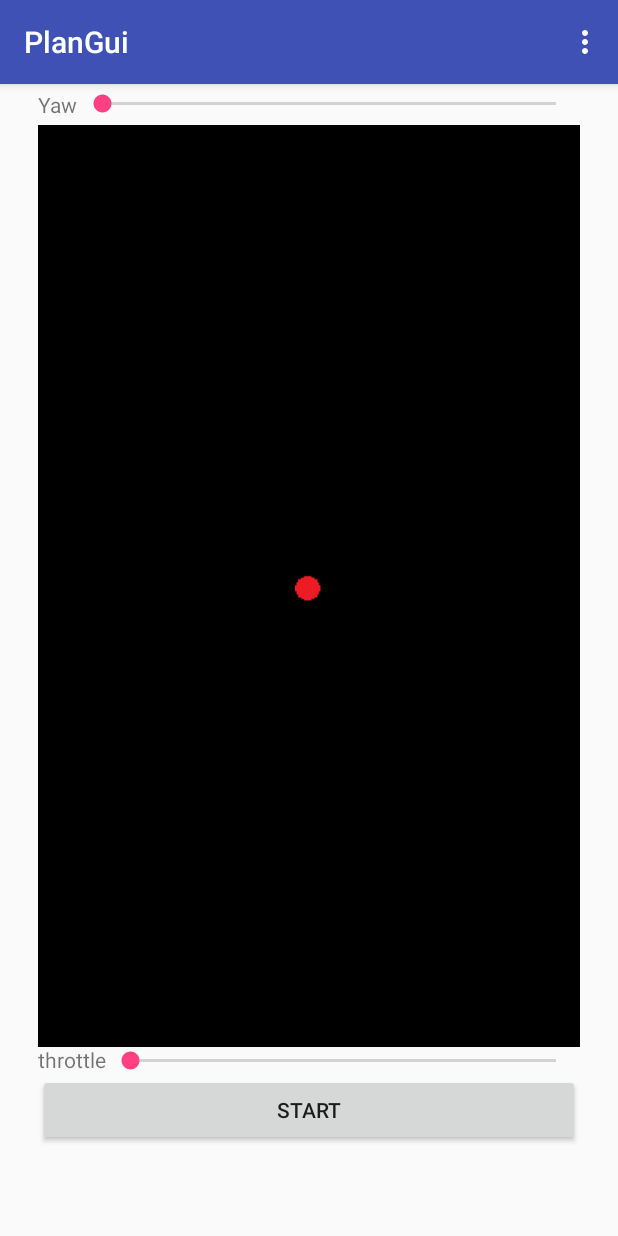
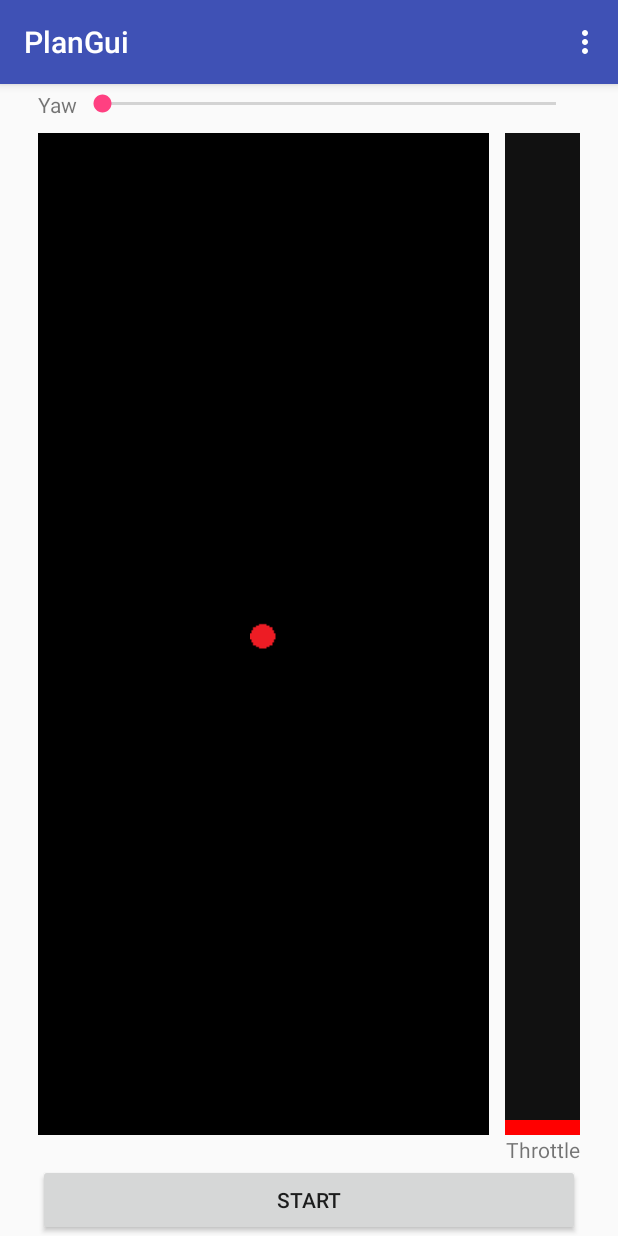
Before and after one commit to raiaan/PlaneGUI, an Android app: the screen it shows after launch (MainActivity), on a phone screen of 412 x 824 dp. Run offline under Robolectric (Android 15) with nearby library versions, the phone set to English and light mode, and no system bars; libraries missing offline, so code that uses them is left out: com.felhr.usbserial.

Commit message:
vertical throttle

```diff
--- a/app/src/main/java/com/example/ryaan/plangui/MainActivity.java
+++ b/app/src/main/java/com/example/ryaan/plangui/MainActivity.java
@@ -30,10 +30,11 @@ public class MainActivity extends AppCompatActivity {
     UsbDevice device;
     UsbDeviceConnection connection;
     Button start;
-    SeekBar Sthrottle, Syaw;
-    RelativeLayout relativeLayout;
-    Boolean touched;
+    SeekBar Syaw;
+    RelativeLayout relativeLayout,throttleContainer;
     ImageView img;
+    double val;
+    View th;
     int x;
     int y;
     @Override
@@ -51,7 +52,26 @@ public class MainActivity extends AppCompatActivity {
         setContentView(R.layout.activity_main);
         Toolbar toolbar = (Toolbar) findViewById(R.id.toolbar);
         setSupportActionBar(toolbar);
+        th=(View)findViewById(R.id.throttleContent);
         img=(ImageView)findViewById(R.id.point);
+        throttleContainer=(RelativeLayout)findViewById(R.id.throttleContainer);
+
+
+        throttleContainer.setOnTouchListener(new View.OnTouchListener() {
+            @Override
+            public boolean onTouch(View v, MotionEvent event) {
+                if (event.getAction()==MotionEvent.ACTION_MOVE){
+                    if(event.getY()<=throttleContainer.getBottom()&&event.getY()>=throttleContainer.getTop())
+                    {
+                        th.setTop((int)event.getY());
+                        val=2000-Math.floor(1000*(event.getY()/throttleContainer.getBottom()));
+                        Log.v("test",""+val);
+                    }
+
+                }
+                return true;
+            }
+        });
         relativeLayout=(RelativeLayout)findViewById(R.id.rollAndPitch);
         relativeLayout.setOnTouchListener(new View.OnTouchListener() {
             @Override
@@ -75,25 +95,6 @@ public class MainActivity extends AppCompatActivity {
                     }
 
                 return true;
-            }
-        });
-        Sthrottle=(SeekBar)findViewById(R.id.throttle);
-        Sthrottle.setOnSeekBarChangeListener(new SeekBar.OnSeekBarChangeListener() {
-            @Override
-            public void onProgressChanged(SeekBar seekBar, int progress, boolean fromUser) {
-                throttle=1000+progress;
-                Log.v("th",""+throttle);
-                serial();
-            }
-
-            @Override
-            public void onStartTrackingTouch(SeekBar seekBar) {
-
-            }
-
-            @Override
-            public void onStopTrackingTouch(SeekBar seekBar) {
-
             }
         });
 
--- a/app/src/main/res/layout/content_main.xml
+++ b/app/src/main/res/layout/content_main.xml
@@ -4,19 +4,28 @@
     android:id="@+id/content_main"
     android:layout_width="match_parent"
     android:layout_height="match_parent"
-    android:paddingBottom="@dimen/activity_vertical_margin"
     android:paddingLeft="@dimen/activity_horizontal_margin"
     android:paddingRight="@dimen/activity_horizontal_margin"
     android:paddingTop="@dimen/activity_vertical_margin"
     tools:showIn="@layout/activity_main">
+    <TableLayout
+        android:layout_width="match_parent"
+        android:layout_height="match_parent"
+        android:layout_below="@+id/yaw"
+        android:layout_marginTop="5dp"
+        android:id="@+id/total"
+        android:layout_above="@+id/throttleText">
+        <TableRow
+            android:layout_height="match_parent"
+            android:layout_width="match_parent">
             <RelativeLayout
                 android:layout_width="match_parent"
-        android:layout_height="wrap_content"
+                android:layout_height="match_parent"
                 android:id="@+id/rollAndPitch"
                 android:background="@color/black"
-        android:layout_below="@+id/yaw"
                 android:layout_marginTop="5dp"
-        android:layout_above="@+id/throttle">
+                android:layout_marginRight="5dp"
+                android:layout_weight="6">
                 <ImageView
                     android:layout_width="wrap_content"
                     android:layout_height="wrap_content"
@@ -24,6 +33,22 @@
                     android:src="@drawable/circle"
                     android:id="@+id/point"/>
             </RelativeLayout>
+            <RelativeLayout
+                android:layout_width="50dp"
+                android:layout_marginTop="5dp"
+                android:layout_height="match_parent"
+                android:id="@+id/throttleContainer"
+                android:background="#111"
+                android:layout_marginLeft="5dp">
+                <View
+                    android:layout_width="match_parent"
+                    android:layout_height="10dp"
+                    android:layout_alignParentBottom="true"
+                    android:background="#FF0000"
+                    android:id="@+id/throttleContent"/>
+            </RelativeLayout>
+        </TableRow>
+    </TableLayout>
         <TextView
             android:layout_width="wrap_content"
             android:layout_height="wrap_content"
@@ -39,18 +64,10 @@
     <TextView
         android:layout_width="wrap_content"
         android:layout_height="wrap_content"
-            android:text="throttle"
+        android:text="@string/throttle"
+        android:layout_alignParentRight="true"
         android:layout_above="@+id/start"
         android:id="@+id/throttleText"/>
-        <SeekBar
-            android:id="@+id/throttle"
-            android:layout_width="match_parent"
-            android:layout_height="wrap_content"
-            android:layout_above="@+id/start"
-            android:max="1000"
-            android:layout_toRightOf="@+id/throttleText"
-            />
-
     <Button
         android:layout_width="match_parent"
         android:layout_height="wrap_content"
--- a/app/src/main/res/values/colors.xml
+++ b/app/src/main/res/values/colors.xml
@@ -4,4 +4,5 @@
     <color name="colorPrimaryDark">#303F9F</color>
     <color name="colorAccent">#FF4081</color>
     <color name="black">#000</color>
+    <color name="lightgrey">#cccccc</color>
 </resources>
--- a/app/src/main/res/values/strings.xml
+++ b/app/src/main/res/values/strings.xml
@@ -1,4 +1,5 @@
 <resources>
     <string name="app_name">PlanGui</string>
     <string name="action_settings">Settings</string>
+    <string name="throttle">Throttle</string>
 </resources>
```
Lines whose indentation alone changed are shown as unchanged.
